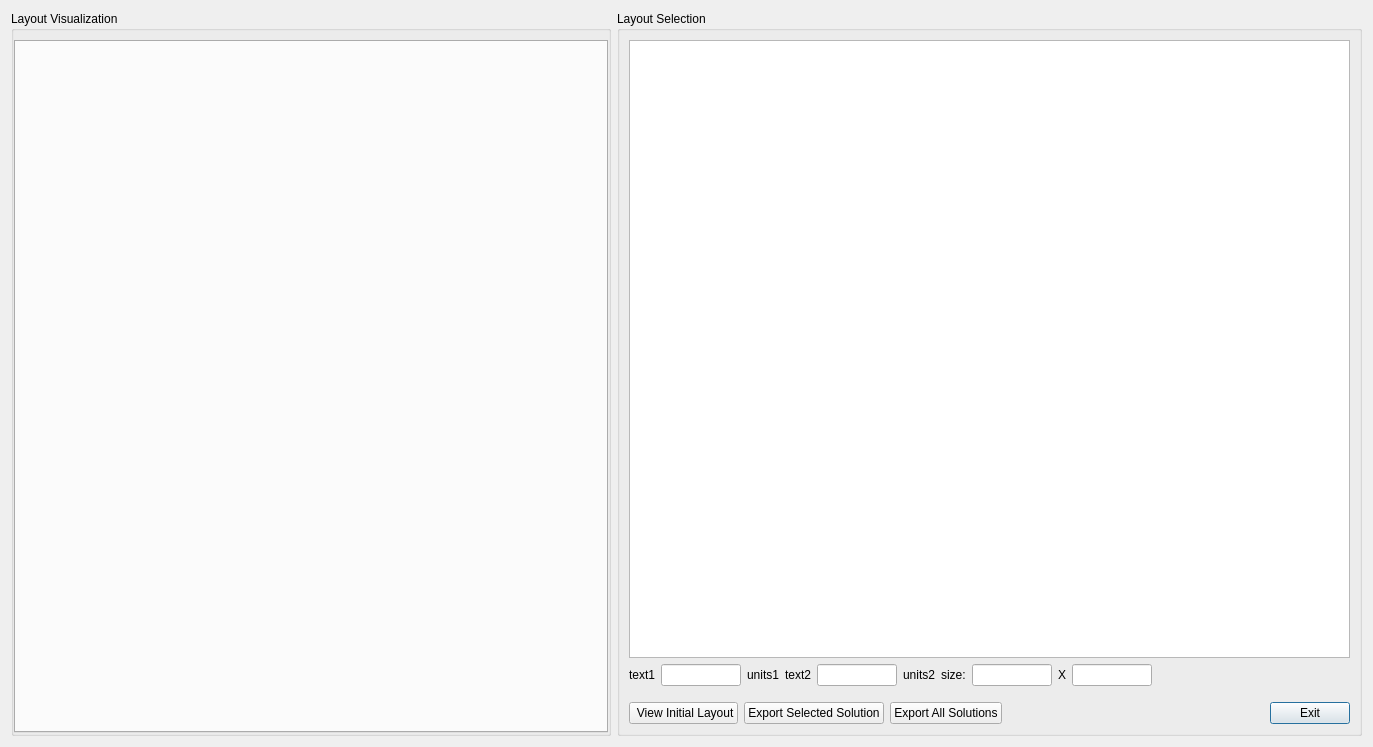
First picture: the form in qt/ui/solutionBrowser.ui, repository e3da/PowerSynth2-gui, before the edit.
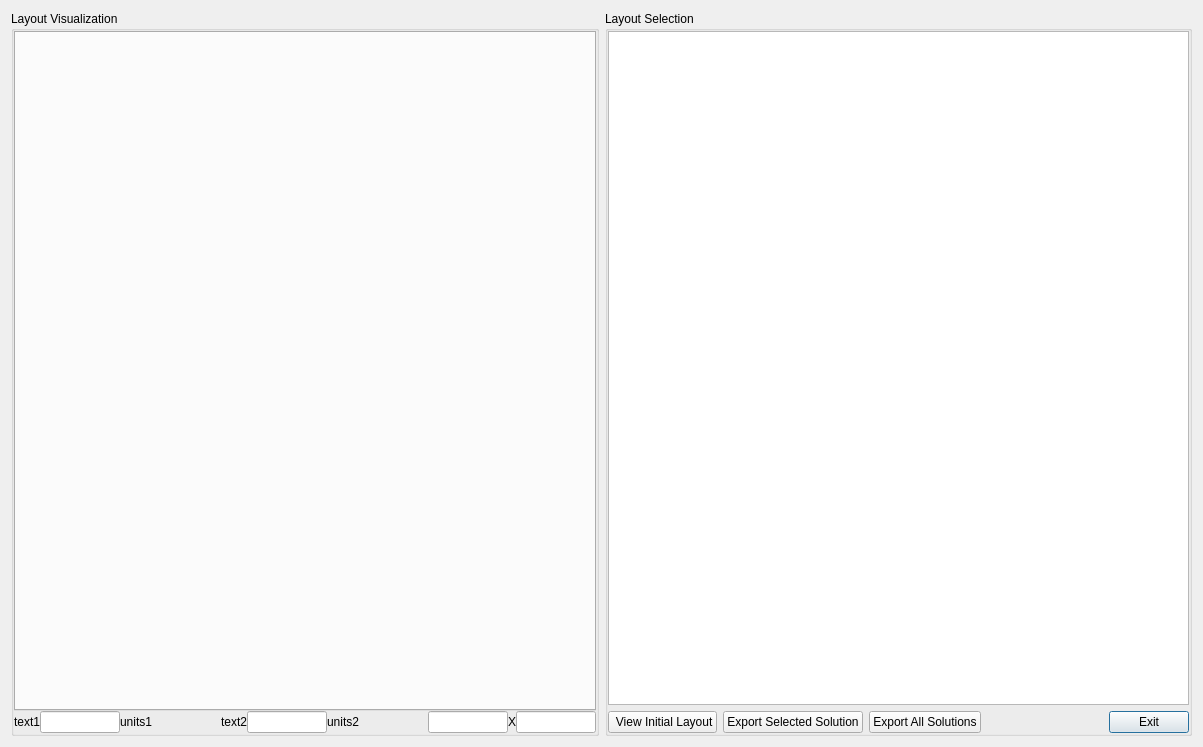
Second picture: the form after the edit.

The edit to the form file:
```diff
--- a/qt/ui/solutionBrowser.ui
+++ b/qt/ui/solutionBrowser.ui
@@ -6,7 +6,7 @@
    <rect>
     <x>0</x>
     <y>0</y>
-    <width>1373</width>
+    <width>1203</width>
     <height>747</height>
    </rect>
   </property>
@@ -18,8 +18,8 @@
     <widget class="QGroupBox" name="grbox_view">
      <property name="minimumSize">
       <size>
-       <width>600</width>
-       <height>600</height>
+       <width>0</width>
+       <height>0</height>
       </size>
      </property>
      <property name="maximumSize">
@@ -36,13 +36,13 @@
      </property>
      <layout class="QVBoxLayout" name="verticalLayout_2">
       <property name="spacing">
-       <number>9</number>
+       <number>0</number>
       </property>
       <property name="leftMargin">
        <number>0</number>
       </property>
       <property name="topMargin">
-       <number>9</number>
+       <number>0</number>
       </property>
       <property name="rightMargin">
        <number>0</number>
@@ -52,14 +52,26 @@
       </property>
       <item>
        <layout class="QVBoxLayout" name="verticalLayout">
+        <property name="topMargin">
+         <number>0</number>
+        </property>
+        <property name="bottomMargin">
+         <number>0</number>
+        </property>
         <item>
          <widget class="QTabWidget" name="tabWidget">
           <property name="sizePolicy">
-           <sizepolicy hsizetype="Preferred" vsizetype="Maximum">
+           <sizepolicy hsizetype="Preferred" vsizetype="Expanding">
             <horstretch>0</horstretch>
             <verstretch>0</verstretch>
            </sizepolicy>
           </property>
+          <property name="minimumSize">
+           <size>
+            <width>300</width>
+            <height>300</height>
+           </size>
+          </property>
           <property name="maximumSize">
            <size>
             <width>1000</width>
@@ -71,6 +83,135 @@
           </property>
          </widget>
         </item>
+        <item>
+         <layout class="QHBoxLayout" name="horizontalLayout">
+          <item>
+           <widget class="QLabel" name="x_label">
+            <property name="text">
+             <string>text1</string>
+            </property>
+           </widget>
+          </item>
+          <item>
+           <widget class="QLineEdit" name="lineEdit_x">
+            <property name="sizePolicy">
+             <sizepolicy hsizetype="Fixed" vsizetype="Fixed">
+              <horstretch>0</horstretch>
+              <verstretch>0</verstretch>
+             </sizepolicy>
+            </property>
+            <property name="maximumSize">
+             <size>
+              <width>80</width>
+              <height>16777215</height>
+             </size>
+            </property>
+           </widget>
+          </item>
+          <item>
+           <widget class="QLabel" name="label_units1">
+            <property name="text">
+             <string>units1</string>
+            </property>
+           </widget>
+          </item>
+          <item>
+           <spacer name="horizontalSpacer_2">
+            <property name="orientation">
+             <enum>Qt::Horizontal</enum>
+            </property>
+            <property name="sizeHint" stdset="0">
+             <size>
+              <width>20</width>
+              <height>20</height>
+             </size>
+            </property>
+           </spacer>
+          </item>
+          <item>
+           <widget class="QLabel" name="y_label">
+            <property name="text">
+             <string>text2</string>
+            </property>
+           </widget>
+          </item>
+          <item>
+           <widget class="QLineEdit" name="lineEdit_y">
+            <property name="sizePolicy">
+             <sizepolicy hsizetype="Fixed" vsizetype="Fixed">
+              <horstretch>0</horstretch>
+              <verstretch>0</verstretch>
+             </sizepolicy>
+            </property>
+            <property name="maximumSize">
+             <size>
+              <width>80</width>
+              <height>16777215</height>
+             </size>
+            </property>
+           </widget>
+          </item>
+          <item>
+           <widget class="QLabel" name="label_units2">
+            <property name="text">
+             <string>units2</string>
+            </property>
+           </widget>
+          </item>
+          <item>
+           <spacer name="horizontalSpacer_3">
+            <property name="orientation">
+             <enum>Qt::Horizontal</enum>
+            </property>
+            <property name="sizeHint" stdset="0">
+             <size>
+              <width>40</width>
+              <height>20</height>
+             </size>
+            </property>
+           </spacer>
+          </item>
+          <item>
+           <widget class="QLineEdit" name="lineEdit_size_w">
+            <property name="sizePolicy">
+             <sizepolicy hsizetype="Fixed" vsizetype="Fixed">
+              <horstretch>0</horstretch>
+              <verstretch>0</verstretch>
+             </sizepolicy>
+            </property>
+            <property name="maximumSize">
+             <size>
+              <width>80</width>
+              <height>16777215</height>
+             </size>
+            </property>
+           </widget>
+          </item>
+          <item>
+           <widget class="QLabel" name="label">
+            <property name="text">
+             <string>X</string>
+            </property>
+           </widget>
+          </item>
+          <item>
+           <widget class="QLineEdit" name="lineEdit_size_h">
+            <property name="sizePolicy">
+             <sizepolicy hsizetype="Fixed" vsizetype="Fixed">
+              <horstretch>0</horstretch>
+              <verstretch>0</verstretch>
+             </sizepolicy>
+            </property>
+            <property name="maximumSize">
+             <size>
+              <width>80</width>
+              <height>16777215</height>
+             </size>
+            </property>
+           </widget>
+          </item>
+         </layout>
+        </item>
        </layout>
       </item>
      </layout>
@@ -81,8 +222,20 @@
      <property name="title">
       <string>Layout Selection</string>
      </property>
-     <layout class="QGridLayout" name="gridLayout">
-      <item row="1" column="0">
+     <layout class="QVBoxLayout" name="verticalLayout_3">
+      <property name="leftMargin">
+       <number>0</number>
+      </property>
+      <property name="topMargin">
+       <number>0</number>
+      </property>
+      <property name="rightMargin">
+       <number>0</number>
+      </property>
+      <property name="bottomMargin">
+       <number>0</number>
+      </property>
+      <item>
        <widget class="QGraphicsView" name="grview_sols_browser">
         <property name="sizePolicy">
          <sizepolicy hsizetype="Maximum" vsizetype="Expanding">
@@ -90,6 +243,12 @@
           <verstretch>0</verstretch>
          </sizepolicy>
         </property>
+        <property name="minimumSize">
+         <size>
+          <width>400</width>
+          <height>400</height>
+         </size>
+        </property>
         <property name="maximumSize">
          <size>
           <width>2000</width>
@@ -104,7 +263,7 @@
         </property>
        </widget>
       </item>
-      <item row="6" column="0">
+      <item>
        <layout class="QHBoxLayout" name="horizontalLayout_2">
         <item>
          <widget class="QPushButton" name="btn_initial_layout">
@@ -203,174 +362,6 @@
         </item>
        </layout>
       </item>
-      <item row="4" column="0">
-       <spacer name="verticalSpacer_3">
-        <property name="orientation">
-         <enum>Qt::Vertical</enum>
-        </property>
-        <property name="sizeType">
-         <enum>QSizePolicy::Maximum</enum>
-        </property>
-        <property name="sizeHint" stdset="0">
-         <size>
-          <width>20</width>
-          <height>10</height>
-         </size>
-        </property>
-       </spacer>
-      </item>
-      <item row="3" column="0">
-       <layout class="QHBoxLayout" name="horizontalLayout">
-        <item>
-         <widget class="QLabel" name="x_label">
-          <property name="text">
-           <string>text1</string>
-          </property>
-         </widget>
-        </item>
-        <item>
-         <widget class="QLineEdit" name="lineEdit_x">
-          <property name="sizePolicy">
-           <sizepolicy hsizetype="Fixed" vsizetype="Fixed">
-            <horstretch>0</horstretch>
-            <verstretch>0</verstretch>
-           </sizepolicy>
-          </property>
-          <property name="maximumSize">
-           <size>
-            <width>80</width>
-            <height>16777215</height>
-           </size>
-          </property>
-         </widget>
-        </item>
-        <item>
-         <widget class="QLabel" name="label_units1">
-          <property name="text">
-           <string>units1</string>
-          </property>
-         </widget>
-        </item>
-        <item>
-         <spacer name="horizontalSpacer_2">
-          <property name="orientation">
-           <enum>Qt::Horizontal</enum>
-          </property>
-          <property name="sizeHint" stdset="0">
-           <size>
-            <width>40</width>
-            <height>20</height>
-           </size>
-          </property>
-         </spacer>
-        </item>
-        <item>
-         <widget class="QLabel" name="y_label">
-          <property name="text">
-           <string>text2</string>
-          </property>
-         </widget>
-        </item>
-        <item>
-         <widget class="QLineEdit" name="lineEdit_y">
-          <property name="sizePolicy">
-           <sizepolicy hsizetype="Fixed" vsizetype="Fixed">
-            <horstretch>0</horstretch>
-            <verstretch>0</verstretch>
-           </sizepolicy>
-          </property>
-          <property name="maximumSize">
-           <size>
-            <width>80</width>
-            <height>16777215</height>
-           </size>
-          </property>
-         </widget>
-        </item>
-        <item>
-         <widget class="QLabel" name="label_units2">
-          <property name="text">
-           <string>units2</string>
-          </property>
-         </widget>
-        </item>
-        <item>
-         <spacer name="horizontalSpacer_3">
-          <property name="orientation">
-           <enum>Qt::Horizontal</enum>
-          </property>
-          <property name="sizeHint" stdset="0">
-           <size>
-            <width>40</width>
-            <height>20</height>
-           </size>
-          </property>
-         </spacer>
-        </item>
-        <item>
-         <widget class="QLabel" name="label_4">
-          <property name="text">
-           <string>size:</string>
-          </property>
-         </widget>
-        </item>
-        <item>
-         <widget class="QLineEdit" name="lineEdit_size_w">
-          <property name="sizePolicy">
-           <sizepolicy hsizetype="Fixed" vsizetype="Fixed">
-            <horstretch>0</horstretch>
-            <verstretch>0</verstretch>
-           </sizepolicy>
-          </property>
-          <property name="maximumSize">
-           <size>
-            <width>80</width>
-            <height>16777215</height>
-           </size>
-          </property>
-         </widget>
-        </item>
-        <item>
-         <widget class="QLabel" name="label">
-          <property name="text">
-           <string>X</string>
-          </property>
-         </widget>
-        </item>
-        <item>
-         <widget class="QLineEdit" name="lineEdit_size_h">
-          <property name="sizePolicy">
-           <sizepolicy hsizetype="Fixed" vsizetype="Fixed">
-            <horstretch>0</horstretch>
-            <verstretch>0</verstretch>
-           </sizepolicy>
-          </property>
-          <property name="maximumSize">
-           <size>
-            <width>80</width>
-            <height>16777215</height>
-           </size>
-          </property>
-         </widget>
-        </item>
-        <item>
-         <spacer name="horizontalSpacer">
-          <property name="orientation">
-           <enum>Qt::Horizontal</enum>
-          </property>
-          <property name="sizeType">
-           <enum>QSizePolicy::Preferred</enum>
-          </property>
-          <property name="sizeHint" stdset="0">
-           <size>
-            <width>1000</width>
-            <height>20</height>
-           </size>
-          </property>
-         </spacer>
-        </item>
-       </layout>
-      </item>
      </layout>
     </widget>
    </item>
```
